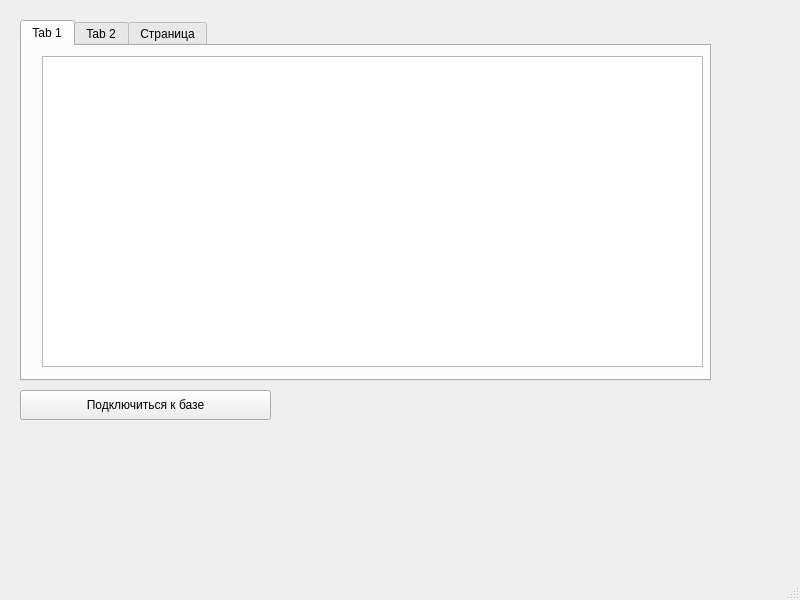
First picture: the form in mainwindow.ui, repository ArtNazarov/nzcrm_qt_client, before the edit.
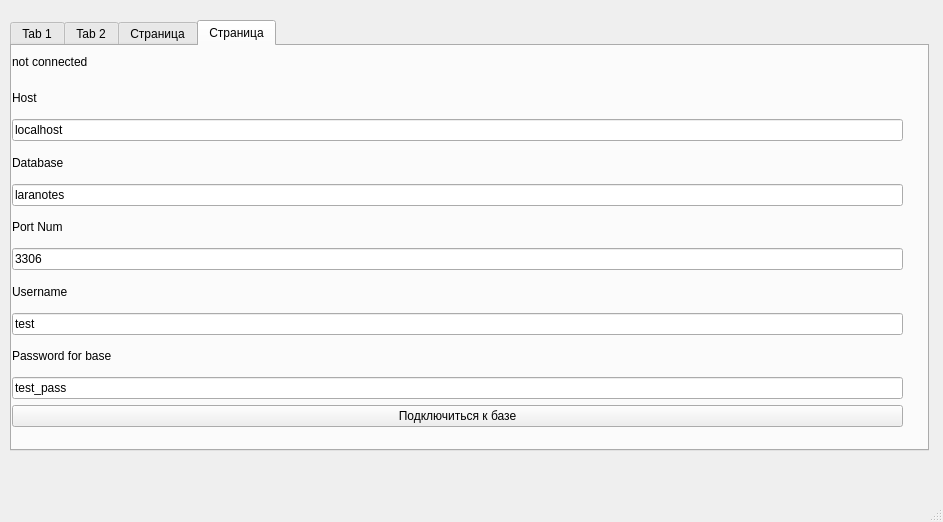
Second picture: the form after the edit. The open tabs and pages were chosen to show the change.

Patch:
```diff
--- a/mainwindow.ui
+++ b/mainwindow.ui
@@ -6,34 +6,30 @@
    <rect>
     <x>0</x>
     <y>0</y>
-    <width>800</width>
-    <height>600</height>
+    <width>943</width>
+    <height>522</height>
    </rect>
   </property>
   <property name="windowTitle">
    <string>MainWindow</string>
   </property>
+  <property name="autoFillBackground">
+   <bool>true</bool>
+  </property>
   <widget class="QWidget" name="centralwidget">
-   <widget class="QPushButton" name="btnConnect">
-    <property name="geometry">
-     <rect>
-      <x>20</x>
-      <y>390</y>
-      <width>251</width>
-      <height>30</height>
-     </rect>
-    </property>
-    <property name="text">
-     <string>Подключиться к базе</string>
-    </property>
-   </widget>
+   <property name="sizePolicy">
+    <sizepolicy hsizetype="MinimumExpanding" vsizetype="Expanding">
+     <horstretch>0</horstretch>
+     <verstretch>0</verstretch>
+    </sizepolicy>
+   </property>
    <widget class="QTabWidget" name="tabTables">
     <property name="geometry">
      <rect>
-      <x>20</x>
+      <x>10</x>
       <y>20</y>
-      <width>691</width>
-      <height>361</height>
+      <width>919</width>
+      <height>431</height>
      </rect>
     </property>
     <property name="currentIndex">
@@ -43,16 +39,26 @@
      <attribute name="title">
       <string>Tab 1</string>
      </attribute>
-     <widget class="QWidget" name="verticalLayoutWidget">
+     <widget class="QWidget" name="verticalLayoutWidget_2">
       <property name="geometry">
        <rect>
         <x>20</x>
         <y>10</y>
-        <width>661</width>
-        <height>311</height>
+        <width>881</width>
+        <height>341</height>
        </rect>
       </property>
-      <layout class="QVBoxLayout" name="verticalLayout">
+      <layout class="QVBoxLayout" name="verticalLayout_2">
+       <property name="sizeConstraint">
+        <enum>QLayout::SetMaximumSize</enum>
+       </property>
+       <item>
+        <widget class="QPushButton" name="btnDeleteManager">
+         <property name="text">
+          <string>Удалить из базы</string>
+         </property>
+        </widget>
+       </item>
        <item>
         <widget class="QTableView" name="tvManagers"/>
        </item>
@@ -99,6 +105,110 @@
       </layout>
      </widget>
     </widget>
+    <widget class="QWidget" name="tabConnectionProps">
+     <attribute name="title">
+      <string>Страница</string>
+     </attribute>
+     <widget class="QWidget" name="verticalLayoutWidget_5">
+      <property name="geometry">
+       <rect>
+        <x>0</x>
+        <y>0</y>
+        <width>891</width>
+        <height>381</height>
+       </rect>
+      </property>
+      <layout class="QVBoxLayout" name="verticalLayout_5">
+       <property name="sizeConstraint">
+        <enum>QLayout::SetMaximumSize</enum>
+       </property>
+       <item>
+        <widget class="QLabel" name="lbStatus">
+         <property name="text">
+          <string>not connected</string>
+         </property>
+        </widget>
+       </item>
+       <item>
+        <widget class="QLabel" name="label">
+         <property name="text">
+          <string>Host</string>
+         </property>
+        </widget>
+       </item>
+       <item>
+        <widget class="QLineEdit" name="leHost">
+         <property name="text">
+          <string>localhost</string>
+         </property>
+        </widget>
+       </item>
+       <item>
+        <widget class="QLabel" name="label_2">
+         <property name="text">
+          <string>Database</string>
+         </property>
+        </widget>
+       </item>
+       <item>
+        <widget class="QLineEdit" name="leDatabase">
+         <property name="text">
+          <string>laranotes</string>
+         </property>
+        </widget>
+       </item>
+       <item>
+        <widget class="QLabel" name="label_3">
+         <property name="text">
+          <string>Port Num</string>
+         </property>
+        </widget>
+       </item>
+       <item>
+        <widget class="QLineEdit" name="lePortNum">
+         <property name="text">
+          <string>3306</string>
+         </property>
+        </widget>
+       </item>
+       <item>
+        <widget class="QLabel" name="label_4">
+         <property name="text">
+          <string>Username</string>
+         </property>
+        </widget>
+       </item>
+       <item>
+        <widget class="QLineEdit" name="leUsername">
+         <property name="text">
+          <string>test</string>
+         </property>
+        </widget>
+       </item>
+       <item>
+        <widget class="QLabel" name="label_5">
+         <property name="text">
+          <string>Password for base</string>
+         </property>
+        </widget>
+       </item>
+       <item>
+        <widget class="QLineEdit" name="lePassword">
+         <property name="text">
+          <string>test_pass</string>
+         </property>
+        </widget>
+       </item>
+       <item>
+        <widget class="QPushButton" name="btnConnect">
+         <property name="text">
+          <string>Подключиться к базе</string>
+         </property>
+        </widget>
+       </item>
+      </layout>
+     </widget>
+    </widget>
    </widget>
   </widget>
   <widget class="QMenuBar" name="menubar">
```
Left out of the diff: 40 changed lines with no effect on the pictures.
